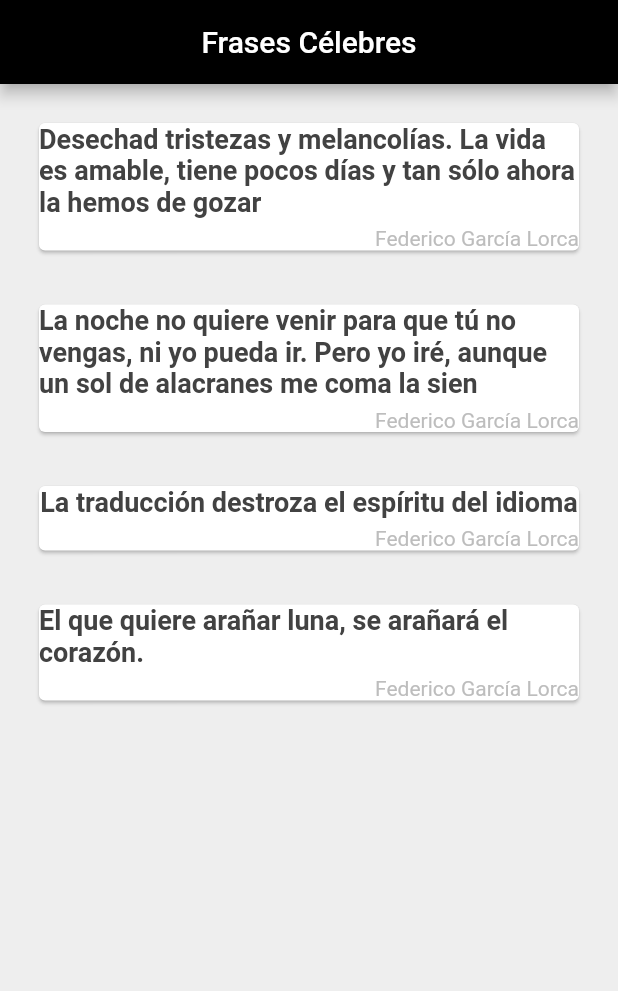
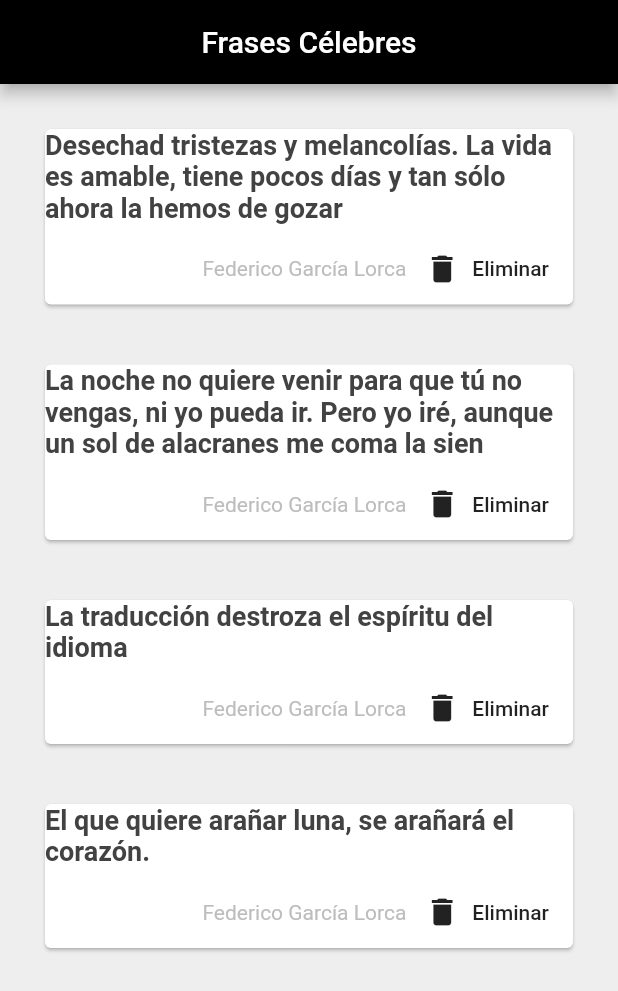
Before and after one commit to AlexMolina08/Citas, a Flutter app: the screen it shows after launch, on a phone screen of 412 x 824 dp. Shown: the top 991 px of the screen. Run offline on Flutter 3.47's test engine with Material 2 defaults, Android fonts, the phone set to English and light mode, and no system bars.

Commit message:
Añado al Widget QuoteCard un Botón para eliminar el Widget

```diff
--- a/lib/main.dart
+++ b/lib/main.dart
@@ -8,15 +8,6 @@ File archivo = File(Directory.current.path+"\\files\\citas.txt");
 void main() => runApp(MaterialApp(
   home:ListaDeCitas(),
 ));
-
-
-List<Cita> ejemplo(){
-  return <Cita>[ Cita(autor:"Federico García Lorca",texto:"Desechad tristezas y melancolías. La vida es amable, tiene pocos días y tan sólo ahora la hemos de gozar"),
-    Cita(autor:"Federico García Lorca",texto:"La noche no quiere venir para que tú no vengas, ni yo pueda ir. Pero yo iré, aunque un sol de alacranes me coma la sien"),
-    Cita(autor:"Federico García Lorca",texto:"La traducción destroza el espíritu del idioma"),
-    Cita(autor:"Federico García Lorca",texto:"El que quiere arañar la luna, se arañará el corazón.")
-  ];
-}
 
 class ListaDeCitas extends StatefulWidget {
   @override
@@ -57,7 +48,15 @@ class _ListaDeCitasState extends State<ListaDeCitas> {
                   //de CartaCita (con un padding)
                     (cita) => Padding(
                       padding: EdgeInsets.all(10.0),
-                      child:QuoteCard(cita: cita)
+                      child:QuoteCard(
+                        cita:cita,
+                        //le pasamos una funcion como parámetro
+                        elimina: (){
+                          setState(() {
+                            citas.remove(cita);
+                          });
+                        }
+                      )
                     )
             ).toList()
 
--- a/lib/quote_card.dart
+++ b/lib/quote_card.dart
@@ -11,12 +11,13 @@ class QuoteCard extends StatelessWidget {
   El tiempo, por eso el atributo cita debe de ser final*/
 
   final Cita cita;
-  QuoteCard({this.cita});
+  final Function elimina;
+  QuoteCard({this.cita,this.elimina});
 
   @override
   Widget build(BuildContext context) {
     return Card(
-        margin: EdgeInsets.fromLTRB(16.0, 16.0, 16.0, 0.0),
+        margin: EdgeInsets.fromLTRB(20.0, 20.0, 20.0, 0.0),
         child: Column(
           children: <Widget>[
             Text(
@@ -41,9 +42,17 @@ class QuoteCard extends StatelessWidget {
                         color: Colors.grey[400]
                     )
                 ),
+
+                SizedBox(height: 8.0),
+
+                FlatButton.icon(
+                  onPressed: elimina,
+                  icon: Icon(Icons.delete),
+                  label: Text("Eliminar")
+                )
+
               ],
             )
-
           ],
         )
     );
```
